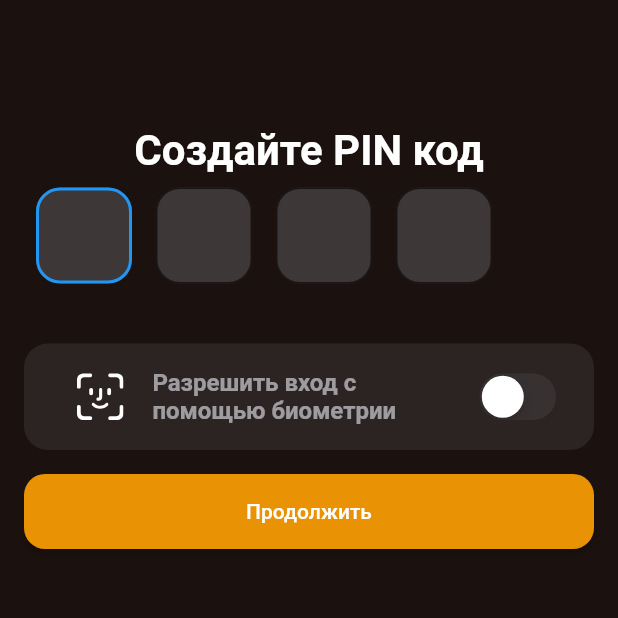
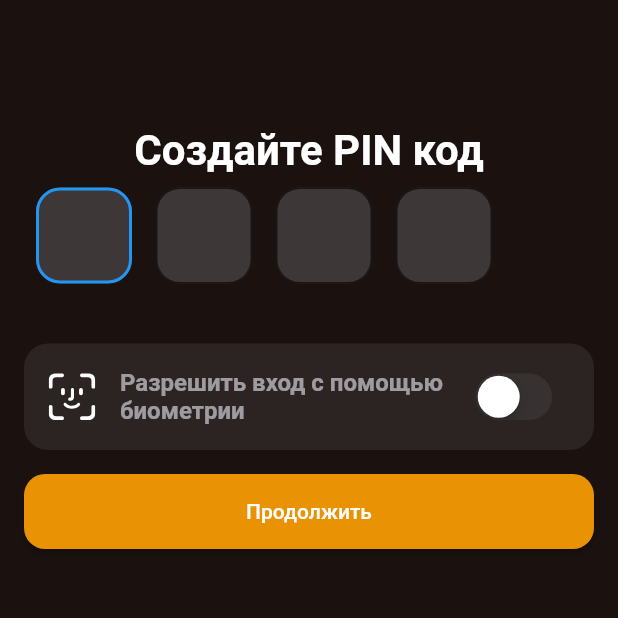
Before and after one commit to zolkiBy/smz_hack_track_5, a Flutter app: the PinPage screen opened directly, on a phone screen of 412 x 824 dp, the top half of it. Run offline on Flutter 3.47's test engine with Material 2 defaults, Android fonts, the phone set to English and light mode, and no system bars; our stand-ins replace bloc, equatable, flutter_bloc, flutter_slidable, flutter_svg, get_it and 2 more.

Commit message:
fixed pin and login

```diff
--- a/lib/presentation/orders/widgets/order_container.dart
+++ b/lib/presentation/orders/widgets/order_container.dart
@@ -3,8 +3,8 @@ import 'dart:ui';
 import 'package:flutter/material.dart';
 import 'package:flutter_app/domain/orders/order.dart';
 import 'package:flutter_app/presentation/components/widgets/bouncing_button.dart';
-import 'file:///D:/Programming/Projects/Pet/smz_hack_track_5/flutter_app/lib/utils/styles.dart';
 import 'package:flutter_app/utils/nx_colors.dart';
+import 'package:flutter_app/utils/styles.dart';
 import 'package:flutter_slidable/flutter_slidable.dart';
 import 'package:flutter_svg/svg.dart';
 import 'package:modal_bottom_sheet/modal_bottom_sheet.dart';
--- a/lib/presentation/orders/widgets/order_detailed_bottom_sheet.dart
+++ b/lib/presentation/orders/widgets/order_detailed_bottom_sheet.dart
@@ -4,8 +4,8 @@ import 'package:flutter/material.dart';
 import 'package:flutter_app/domain/orders/order.dart';
 import 'package:flutter_app/presentation/components/widgets/bouncing_button.dart';
 import 'package:flutter_app/presentation/components/widgets/buttons.dart';
-import 'file:///D:/Programming/Projects/Pet/smz_hack_track_5/flutter_app/lib/utils/styles.dart';
 import 'package:flutter_app/utils/nx_colors.dart';
+import 'package:flutter_app/utils/styles.dart';
 import 'package:flutter_svg/svg.dart';
 
 class OrderDetailedBottomSheet extends StatelessWidget {
@@ -115,7 +115,9 @@ class OrderDetailedBottomSheet extends StatelessWidget {
           scaleBound: 0.03,
           child: Container(
             height: 54,
-            decoration: BoxDecoration(borderRadius: BorderRadius.circular(10), color: NXColors.darkGrey.withOpacity(0.18)),
+            decoration: BoxDecoration(
+                borderRadius: BorderRadius.circular(10),
+                color: NXColors.darkGrey.withOpacity(0.18)),
             child: Center(
               child: Row(
                 mainAxisAlignment: MainAxisAlignment.center,
--- a/lib/presentation/pin/pin_page.dart
+++ b/lib/presentation/pin/pin_page.dart
@@ -5,11 +5,18 @@ import 'package:flutter_app/presentation/components/widgets/bouncing_button.dart
 import 'package:flutter_app/presentation/components/widgets/buttons.dart';
 import 'package:flutter_app/presentation/components/widgets/pin.dart';
 import 'package:flutter_app/presentation/tab_bar/tab_bar_page.dart';
-import 'file:///D:/Programming/Projects/Pet/smz_hack_track_5/flutter_app/lib/utils/styles.dart';
 import 'package:flutter_app/utils/nx_colors.dart';
+import 'package:flutter_app/utils/styles.dart';
 import 'package:flutter_svg/flutter_svg.dart';
 
-class PinPage extends StatelessWidget {
+class PinPage extends StatefulWidget {
+  @override
+  _PinPageState createState() => _PinPageState();
+}
+
+class _PinPageState extends State<PinPage> {
+  var _biometricEnabled = false;
+
   @override
   Widget build(BuildContext context) {
     return SafeArea(
@@ -39,12 +46,15 @@ class PinPage extends StatelessWidget {
                   crossAxisAlignment: CrossAxisAlignment.center,
                   children: [
                     Expanded(
+                      flex: 0,
                       child: SvgPicture.asset(
-                        'assets/icons/ic_biometric.svg',
+                        'assets/icons/biometric.svg',
                         width: 32.0,
                         height: 32.0,
+                        color: Colors.white,
                       ),
                     ),
+                    const SizedBox(width: 16),
                     Expanded(
                       flex: 3,
                       child: Text(
@@ -54,8 +64,13 @@ class PinPage extends StatelessWidget {
                     ),
                     Expanded(
                       child: CupertinoSwitch(
-                        value: false,
-                        onChanged: (isEnabled) {},
+                        activeColor: NXColors.orange,
+                        value: _biometricEnabled,
+                        onChanged: (isEnabled) {
+                          setState(() {
+                            _biometricEnabled = isEnabled;
+                          });
+                        },
                       ),
                     )
                   ],
@@ -66,7 +81,10 @@ class PinPage extends StatelessWidget {
                 child: BouncingButton(
                   child: GradientedActionButton(
                       text: 'Продолжить',
-                      onPressed: () => Navigator.of(context).push(MaterialPageRoute(fullscreenDialog: true, builder: (context) => TabBarPage()))),
+                      onPressed: () => Navigator.of(context).push(
+                          MaterialPageRoute(
+                              fullscreenDialog: true,
+                              builder: (context) => TabBarPage()))),
                 ),
               ),
             ]),
```
Also changed, not shown: assets/icons/biometric.svg (added).
